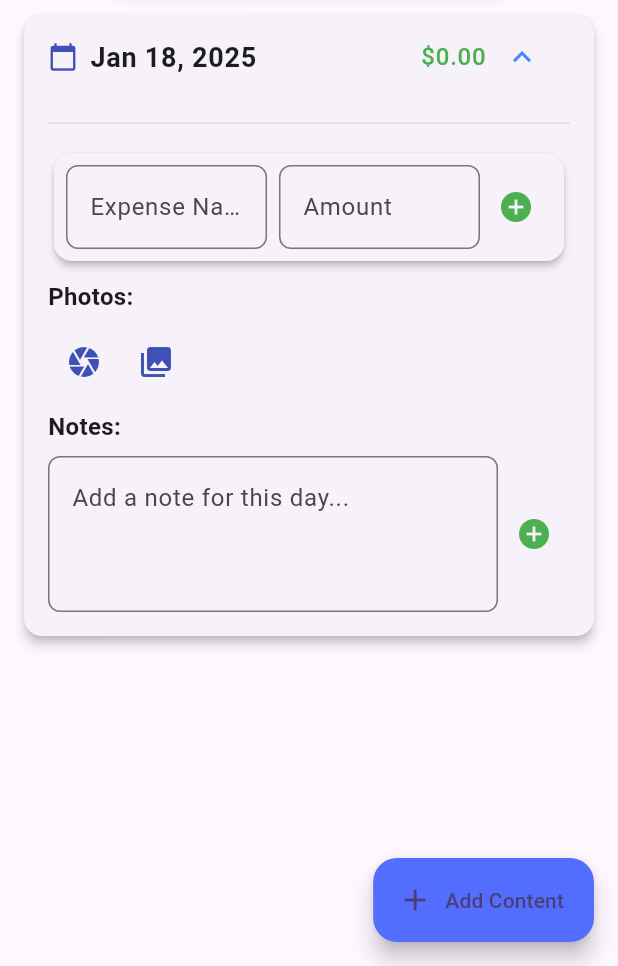
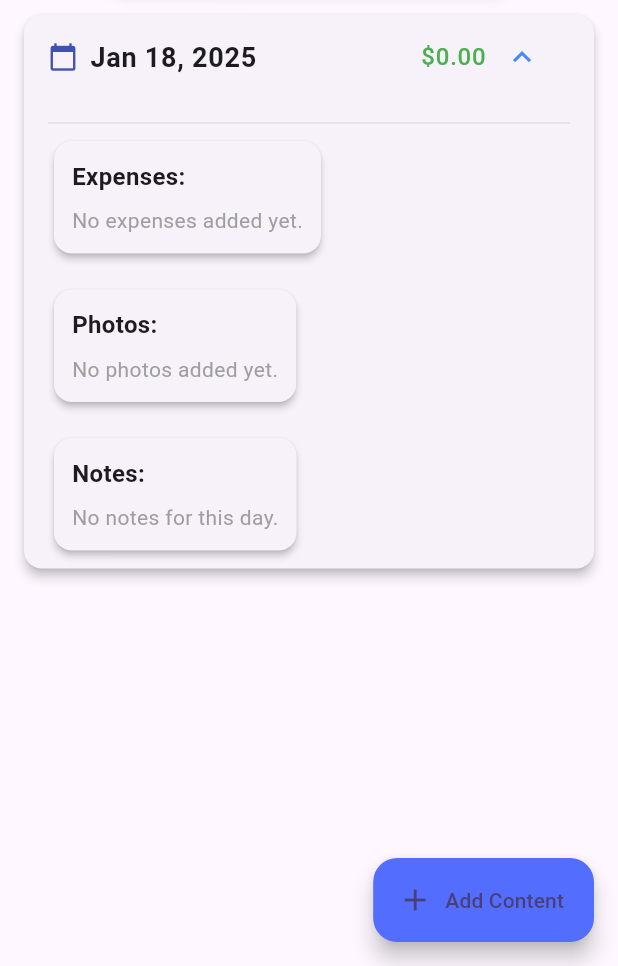
Before and after one commit to Guru-raghav3245/trip_app, a Flutter app: the TripDetailsPage screen opened directly with empty values, after a tap on the "expand more" icon, on a phone screen of 412 x 824 dp, the part 270-1236 px from its top. Run offline on Flutter 3.47's test engine with Material 3 defaults, Android fonts, the phone set to English and light mode, and no system bars; our stand-ins replace cloud_firestore, firebase_auth, firebase_core, flutter_riverpod, image_picker; missing offline and left inert: currency_picker; accounts and stored records are empty.

Commit message:
added scrollbar, and deleted add functionality from dropdown

```diff
--- a/lib/screens/trip_details_screen/expenses_section.dart
+++ b/lib/screens/trip_details_screen/expenses_section.dart
@@ -2,7 +2,6 @@ import 'package:flutter/material.dart';
 import 'package:flutter_riverpod/flutter_riverpod.dart';
 import 'dart:io';
 import 'full_image_viewer.dart';
-import 'package:image_picker/image_picker.dart';
 import 'package:trip_app/services/riverpod_providers.dart';
 
 class ExpensesSection extends ConsumerWidget {
@@ -16,7 +15,7 @@ class ExpensesSection extends ConsumerWidget {
   final TextEditingController noteController;
 
   const ExpensesSection({
-    Key? key,
+    super.key,
     required this.date,
     required this.expenses,
     required this.notes,
@@ -25,7 +24,7 @@ class ExpensesSection extends ConsumerWidget {
     required this.expenseNameController,
     required this.expenseAmountController,
     required this.noteController,
-  }) : super(key: key);
+  });
 
   @override
   Widget build(BuildContext context, WidgetRef ref) {
@@ -37,9 +36,31 @@ class ExpensesSection extends ConsumerWidget {
         crossAxisAlignment: CrossAxisAlignment.start,
         children: [
           Divider(color: Colors.grey[300]),
-          if ((expenses[date] ?? []).isNotEmpty)
-            ...(expenses[date] ?? []).map((expense) => ListTile(
-                  leading: const Icon(Icons.shopping_bag, color: Colors.indigo),
+
+          // Expenses Section
+          Card(
+            elevation: 2,
+            shape: RoundedRectangleBorder(
+              borderRadius: BorderRadius.circular(12.0),
+            ),
+            child: Padding(
+              padding: const EdgeInsets.all(12.0),
+              child: Column(
+                crossAxisAlignment: CrossAxisAlignment.start,
+                children: [
+                  const Text(
+                    'Expenses:',
+                    style: TextStyle(fontSize: 16, fontWeight: FontWeight.bold),
+                  ),
+                  const SizedBox(height: 8),
+                  if ((expenses[date] ?? []).isEmpty)
+                    const Text(
+                      'No expenses added yet.',
+                      style: TextStyle(fontSize: 14, color: Colors.grey),
+                    ),
+                  ...((expenses[date] ?? []).map((expense) => ListTile(
+                        leading:
+                            const Icon(Icons.shopping_bag, color: Colors.indigo),
                         title: Text(
                           expense['name'],
                           style: const TextStyle(fontSize: 16),
@@ -49,7 +70,8 @@ class ExpensesSection extends ConsumerWidget {
                           children: [
                             Text(
                               '$currency${expense['amount'].toStringAsFixed(2)}',
-                        style: const TextStyle(fontSize: 14, color: Colors.red),
+                              style: const TextStyle(
+                                  fontSize: 14, color: Colors.red),
                             ),
                             IconButton(
                               icon: const Icon(Icons.delete, color: Colors.red),
@@ -61,71 +83,23 @@ class ExpensesSection extends ConsumerWidget {
                             ),
                           ],
                         ),
-                )),
-          const SizedBox(height: 8),
+                      ))),
+                ],
+              ),
+            ),
+          ),
 
-          // Add Expense Section
+          const SizedBox(height: 16),
+
+          // Images Section
           Card(
             elevation: 2,
             shape: RoundedRectangleBorder(
               borderRadius: BorderRadius.circular(12.0),
             ),
             child: Padding(
-              padding: const EdgeInsets.all(8.0),
-              child: Row(
-                children: [
-                  Expanded(
-                    child: TextField(
-                      controller: expenseNameController,
-                      decoration: InputDecoration(
-                        hintText: 'Expense Name',
-                        border: OutlineInputBorder(
-                          borderRadius: BorderRadius.circular(8.0),
-                        ),
-                      ),
-                    ),
-                  ),
-                  const SizedBox(width: 8),
-                  Expanded(
-                    child: TextField(
-                      controller: expenseAmountController,
-                      keyboardType: TextInputType.number,
-                      decoration: InputDecoration(
-                        hintText: 'Amount',
-                        border: OutlineInputBorder(
-                          borderRadius: BorderRadius.circular(8.0),
-                        ),
-                      ),
-                    ),
-                  ),
-                  IconButton(
-                    icon: const Icon(Icons.add_circle, color: Colors.green),
-                    onPressed: () {
-                      if (expenseNameController.text.isNotEmpty &&
-                          double.tryParse(expenseAmountController.text) != null) {
-                        final expense = {
-                          'name': expenseNameController.text,
-                          'amount': double.parse(expenseAmountController.text),
-                        };
-
-                        ref
-                            .read(expensesProvider(tripId).notifier)
-                            .addExpense(date, expense);
-
-                        expenseNameController.clear();
-                        expenseAmountController.clear();
-                      }
-                    },
-                  ),
-                ],
-              ),
-            ),
-          ),
-
-          const SizedBox(height: 8),
-
-          // Images Section
-          Column(
+              padding: const EdgeInsets.all(12.0),
+              child: Column(
                 crossAxisAlignment: CrossAxisAlignment.start,
                 children: [
                   const Text(
@@ -133,45 +107,18 @@ class ExpensesSection extends ConsumerWidget {
                     style: TextStyle(fontSize: 16, fontWeight: FontWeight.bold),
                   ),
                   const SizedBox(height: 8),
-              Row(
-                children: [
-                  IconButton(
-                    icon: const Icon(Icons.camera, color: Colors.indigo),
-                    onPressed: () async {
-                      final picker = ImagePicker();
-                      final pickedFile = await picker.pickImage(source: ImageSource.camera);
-
-                      if (pickedFile != null) {
-                        ref.read(imagesProvider(tripId).notifier).addImage(
-                              date,
-                              pickedFile.path,
-                            );
-                      }
-                    },
-                  ),
-                  IconButton(
-                    icon: const Icon(Icons.photo_library, color: Colors.indigo),
-                    onPressed: () async {
-                      final picker = ImagePicker();
-                      final pickedFile = await picker.pickImage(source: ImageSource.gallery);
-
-                      if (pickedFile != null) {
-                        ref.read(imagesProvider(tripId).notifier).addImage(
-                              date,
-                              pickedFile.path,
-                            );
-                      }
-                    },
-                  ),
-                ],
+                  if ((imagePathsProvider[date] ?? []).isEmpty)
+                    const Text(
+                      'No photos added yet.',
+                      style: TextStyle(fontSize: 14, color: Colors.grey),
                     ),
                   if ((imagePathsProvider[date] ?? []).isNotEmpty)
                     SizedBox(
                       height: 100,
                       child: ListView(
                         scrollDirection: Axis.horizontal,
-                    children: (imagePathsProvider[date] ?? []).map((imagePath) {
-                      return Padding(
+                        children: (imagePathsProvider[date] ?? [])
+                            .map((imagePath) => Padding(
                                   padding: const EdgeInsets.all(4.0),
                                   child: Stack(
                                     children: [
@@ -180,7 +127,8 @@ class ExpensesSection extends ConsumerWidget {
                                           Navigator.push(
                                             context,
                                             MaterialPageRoute(
-                                    builder: (context) => FullScreenImageViewer(
+                                              builder: (context) =>
+                                                  FullScreenImageViewer(
                                                 imagePath: imagePath,
                                               ),
                                             ),
@@ -192,12 +140,14 @@ class ExpensesSection extends ConsumerWidget {
                                             width: 100,
                                             height: 100,
                                             decoration: BoxDecoration(
-                                    borderRadius: BorderRadius.circular(8),
-                                    border:
-                                        Border.all(color: Colors.grey.shade300),
+                                              borderRadius:
+                                                  BorderRadius.circular(8),
+                                              border: Border.all(
+                                                  color: Colors.grey.shade300),
                                             ),
                                             child: ClipRRect(
-                                    borderRadius: BorderRadius.circular(8),
+                                              borderRadius:
+                                                  BorderRadius.circular(8),
                                               child: Image.file(
                                                 File(imagePath),
                                                 width: 100,
@@ -213,15 +163,18 @@ class ExpensesSection extends ConsumerWidget {
                                         right: 5,
                                         child: Container(
                                           decoration: BoxDecoration(
-                                  color: Colors.black.withOpacity(0.5),
-                                  borderRadius: BorderRadius.circular(12),
+                                            color:
+                                                Colors.black.withOpacity(0.5),
+                                            borderRadius:
+                                                BorderRadius.circular(12),
                                           ),
                                           child: IconButton(
                                             icon: const Icon(Icons.delete,
                                                 color: Colors.white, size: 20),
                                             onPressed: () {
                                               ref
-                                        .read(imagesProvider(tripId).notifier)
+                                                  .read(imagesProvider(tripId)
+                                                      .notifier)
                                                   .removeImage(date, imagePath);
                                             },
                                           ),
@@ -229,17 +182,26 @@ class ExpensesSection extends ConsumerWidget {
                                       ),
                                     ],
                                   ),
-                      );
-                    }).toList(),
+                                ))
+                            .toList(),
                       ),
                     ),
                 ],
               ),
+            ),
+          ),
 
-          const SizedBox(height: 8),
+          const SizedBox(height: 16),
 
           // Notes Section
-          Column(
+          Card(
+            elevation: 2,
+            shape: RoundedRectangleBorder(
+              borderRadius: BorderRadius.circular(12.0),
+            ),
+            child: Padding(
+              padding: const EdgeInsets.all(12.0),
+              child: Column(
                 crossAxisAlignment: CrossAxisAlignment.start,
                 children: [
                   const Text(
@@ -247,56 +209,28 @@ class ExpensesSection extends ConsumerWidget {
                     style: TextStyle(fontSize: 16, fontWeight: FontWeight.bold),
                   ),
                   const SizedBox(height: 8),
-              Row(
-                children: [
-                  Expanded(
-                    child: TextField(
-                      controller: noteController,
-                      maxLines: 3,
-                      decoration: InputDecoration(
-                        hintText: 'Add a note for this day...',
-                        border: OutlineInputBorder(
-                          borderRadius: BorderRadius.circular(8.0),
+                  if (notes[date] == null || notes[date]!.isEmpty)
+                    const Text(
+                      'No notes for this day.',
+                      style: TextStyle(fontSize: 14, color: Colors.grey),
                     ),
-                      ),
-                    ),
-                  ),
-                  IconButton(
-                    icon: const Icon(Icons.add_circle, color: Colors.green),
-                    onPressed: () {
-                      if (noteController.text.isNotEmpty) {
-                        final existingNotes = notes[date] ?? '';
-
-                        final combinedNotes = existingNotes.isNotEmpty
-                            ? '$existingNotes\n${noteController.text}'
-                            : noteController.text;
-
-                        ref.read(notesProvider(tripId).notifier).updateNote(
-                              date,
-                              combinedNotes,
-                            );
-
-                        noteController.clear();
-                      }
-                    },
-                  ),
-                ],
-              ),
-              const SizedBox(height: 8),
                   if (notes[date] != null && notes[date]!.isNotEmpty)
                     Container(
                       width: double.infinity,
-                  padding: EdgeInsets.all(8),
+                      padding: const EdgeInsets.all(8),
                       decoration: BoxDecoration(
                         color: Colors.grey[100],
                         borderRadius: BorderRadius.circular(8),
                       ),
                       child: Text(
                         notes[date]!,
-                    style: const TextStyle(fontSize: 14, color: Colors.black87),
+                        style: const TextStyle(
+                            fontSize: 14, color: Colors.black87),
                       ),
                     ),
                 ],
+              ),
+            ),
           ),
         ],
       ),
--- a/lib/screens/trip_details_screen/trip_details_page.dart
+++ b/lib/screens/trip_details_screen/trip_details_page.dart
@@ -189,6 +189,13 @@ class _TripDetailsPageState extends ConsumerState<TripDetailsPage> {
             ),
           ),
           Expanded(
+            child: Scrollbar(
+              thumbVisibility: true, // Makes the scrollbar always visible
+              thickness: 8.0, // Adjust the width of the scrollbar
+              radius: Radius.circular(16.0), // Make the scrollbar rounded
+              trackVisibility: true, // Show the scrollbar track
+              interactive:
+                  true, // Allows clicking on the scrollbar for interaction
               child: ListView(
                 padding: const EdgeInsets.symmetric(horizontal: 16.0),
                 children: _getFilteredDates().map((date) {
@@ -208,6 +215,7 @@ class _TripDetailsPageState extends ConsumerState<TripDetailsPage> {
                         _buildDateTile(date, expenses, notes, currency, tripId),
                   );
                 }).toList(),
+              ),
             ),
           ),
         ],
@@ -291,9 +299,16 @@ class _TripDetailsPageState extends ConsumerState<TripDetailsPage> {
             ),
           ),
           if (isExpanded)
-            ExpensesSection(date: date, expenses: expenses, notes: notes, currency: currency, tripId: tripId, expenseNameController: expenseNameController,
+            ExpensesSection(
+              date: date,
+              expenses: expenses,
+              notes: notes,
+              currency: currency,
+              tripId: tripId,
+              expenseNameController: expenseNameController,
               expenseAmountController: expenseAmountController,
-  noteController: noteController,),
+              noteController: noteController,
+            ),
         ],
       ),
     );
```
Lines whose indentation alone changed are shown as unchanged.
